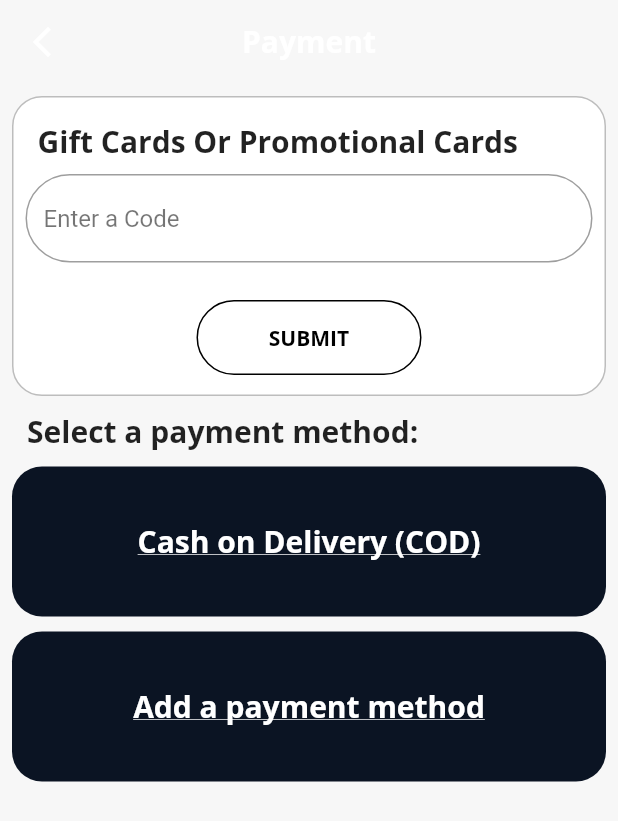
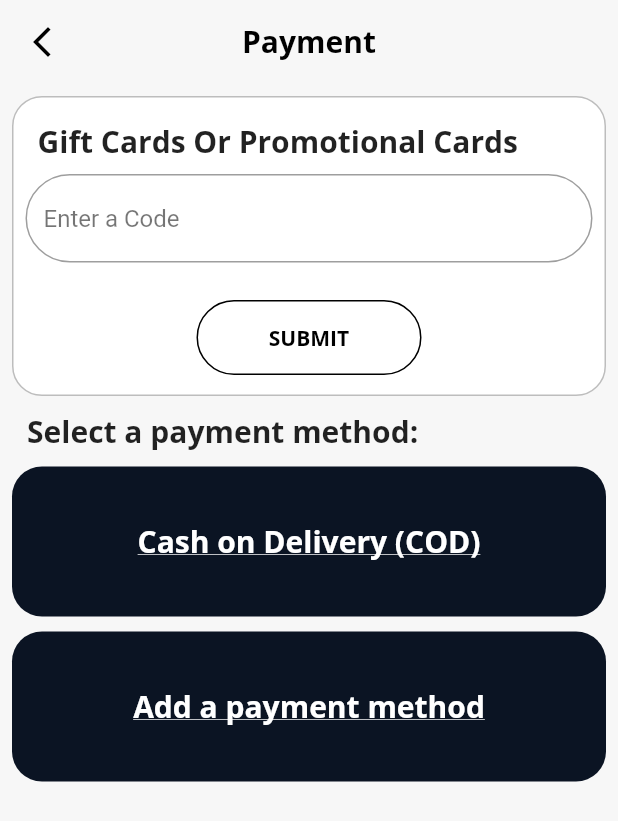
Before and after one commit to eslamelezaby98/flutter_apps, a Flutter app: the screen it shows after launch, item 2 of the bottom bar chosen, after a tap on "CHECK OUT", on a phone screen of 412 x 824 dp. Shown: the top 821 px of the screen. Run offline on Flutter 3.47's test engine with Material 2 defaults, Android fonts, the phone set to English and light mode, and no system bars; our stand-ins replace firebase_auth, firebase_core, get, google_fonts, google_sign_in, shared_preferences and 1 more; missing offline and left inert: flutter_facebook_auth; accounts and stored records are empty; network calls fail.

Commit message:
replace provider and added Getx

```diff
--- /dev/null
+++ b/flutter_e_commerce_app/fltter_e_commerce_app/lib/helpers/binding.dart
@@ -0,0 +1,9 @@
+import 'package:fltter_e_commerce_app/services/main_controller.dart';
+import 'package:get/get.dart';
+
+class Binding extends Bindings {
+  @override
+  void dependencies() {
+    Get.lazyPut(() => MainController());
+  }
+}
--- /dev/null
+++ b/flutter_e_commerce_app/fltter_e_commerce_app/lib/helpers/constants.dart
@@ -0,0 +1,8 @@
+import 'package:flutter/cupertino.dart';
+
+const kMainColor = Color(0xffF7F7F7);
+const kSecondColor = Color(0xffEC981A);
+const kLightColor = Color(0xffF8E8CE);
+
+
+// main font => openSans
--- a/flutter_e_commerce_app/fltter_e_commerce_app/lib/main.dart
+++ b/flutter_e_commerce_app/fltter_e_commerce_app/lib/main.dart
@@ -1,39 +1,22 @@
+import 'package:fltter_e_commerce_app/helpers/binding.dart';
 import 'package:fltter_e_commerce_app/screens/main_screen.dart';
-import 'package:fltter_e_commerce_app/services/main_provider.dart';
-import 'package:fltter_e_commerce_app/services/theme_provider.dart';
 import 'package:flutter/material.dart';
-import 'package:provider/provider.dart';
-import 'package:shared_preferences/shared_preferences.dart';
+import 'package:get/get.dart';
 
 void main() {
-  Provider.debugCheckInvalidValueType = null;
   WidgetsFlutterBinding.ensureInitialized();
-  SharedPreferences.getInstance().then((value) {
-    var isLightTheme = value.getBool('isLightTheme') ?? false;
-
-    runApp(
-      MultiProvider(
-        providers: [
-          Provider<ThemesProvider>(
-            create: (_) => ThemesProvider(isLigthTheme: isLightTheme),
-          ),
-          Provider<MainProvider>(create: (_) => MainProvider()),
-        ],
-        child: MyApp(),
-      ),
-    );
-  });
+  runApp(MyApp());
 }
 
 class MyApp extends StatelessWidget {
   @override
   Widget build(BuildContext context) {
-    final ThemesProvider themesProvider =
-        Provider.of<ThemesProvider>(context, listen: false);
-    return MaterialApp(
-      debugShowCheckedModeBanner: false,
-      theme: themesProvider.getTheme,
-      home: MainScreen(),
+    return GetMaterialApp(
+      initialBinding: Binding(),
+      home: MaterialApp(
+        debugShowCheckedModeBanner: false,
+        home: MainScreen(),
+      ),
     );
   }
 }
--- a/flutter_e_commerce_app/fltter_e_commerce_app/lib/screens/cart_screen.dart
+++ b/flutter_e_commerce_app/fltter_e_commerce_app/lib/screens/cart_screen.dart
@@ -1,5 +1,7 @@
+import 'package:fltter_e_commerce_app/helpers/constants.dart';
 import 'package:fltter_e_commerce_app/screens/payment_screen.dart';
 import 'package:flutter/material.dart';
+import 'package:get/get.dart';
 import 'package:google_fonts/google_fonts.dart';
 
 class CartScreen extends StatelessWidget {
@@ -9,19 +11,23 @@ class CartScreen extends StatelessWidget {
   Widget build(BuildContext context) {
     var size = MediaQuery.of(context).size;
     return Scaffold(
-      backgroundColor: Color(0xffF7F7F7),
+      backgroundColor: kMainColor,
       appBar: AppBar(
-        backgroundColor: Color(0xffF7F7F7),
+        elevation: 0.0,
+        backgroundColor: kMainColor,
+        centerTitle: true,
         title: Text(
           'Cart',
           style: GoogleFonts.openSans(
             fontWeight: FontWeight.bold,
+            color: Colors.black,
           ),
         ),
         leading: IconButton(
           onPressed: () {},
           icon: Icon(
-            Icons.arrow_back_ios_new_outlined,
+            Icons.bookmark_border,
+            color: Colors.black,
           ),
         ),
         actions: [
@@ -29,14 +35,7 @@ class CartScreen extends StatelessWidget {
             onPressed: () {},
             icon: Icon(
               Icons.favorite_border_sharp,
-              color: Color(0xffEC981A),
-            ),
-          ),
-          IconButton(
-            onPressed: () {},
-            icon: Icon(
-              Icons.bookmark_border,
-              color: Colors.black,
+              color: kSecondColor,
             ),
           ),
         ],
@@ -70,23 +69,20 @@ class CartScreen extends StatelessWidget {
                       children: [
                         Text(
                           'Subtotal',
-                          style: GoogleFonts.openSans(fontSize: 15,color: Colors.white),
+                          style: GoogleFonts.openSans(
+                              fontSize: 15, color: Colors.white),
                         ),
                         Text(
                           '1500 \$',
-                          style: GoogleFonts.openSans(fontSize: 20,color: Colors.white),
+                          style: GoogleFonts.openSans(
+                              fontSize: 20, color: Colors.white),
                         ),
                       ],
                     ),
                   ),
                   InkWell(
                     onTap: () {
-                      Navigator.push(
-                        context,
-                        MaterialPageRoute(
-                          builder: (context) => PaymentScreen(),
-                        ),
-                      );
+                      Get.to(()=>PaymentScreen());
                     },
                     child: Padding(
                       padding: const EdgeInsets.only(right: 70, left: 70),
@@ -94,7 +90,7 @@ class CartScreen extends StatelessWidget {
                         height: 50,
                         width: size.width,
                         decoration: BoxDecoration(
-                          color: Color(0xffEC981A),
+                          color: kSecondColor,
                           borderRadius: BorderRadius.circular(40),
                         ),
                         child: Center(
--- a/flutter_e_commerce_app/fltter_e_commerce_app/lib/screens/home_screen.dart
+++ b/flutter_e_commerce_app/fltter_e_commerce_app/lib/screens/home_screen.dart
@@ -1,3 +1,4 @@
+import 'package:fltter_e_commerce_app/helpers/constants.dart';
 import 'package:fltter_e_commerce_app/widgets/product_card.dart';
 import 'package:fltter_e_commerce_app/widgets/sales_card.dart';
 import 'package:flutter/material.dart';
@@ -10,7 +11,10 @@ class HomeScreen extends StatelessWidget {
   Widget build(BuildContext context) {
     var size = MediaQuery.of(context).size;
     return Scaffold(
+      backgroundColor: kMainColor,
       appBar: AppBar(
+        elevation: 0.0,
+        backgroundColor: kMainColor,
         title: Container(
           height: 50,
           child: TextField(
@@ -34,28 +38,27 @@ class HomeScreen extends StatelessWidget {
         child: Column(
           crossAxisAlignment: CrossAxisAlignment.start,
           children: [
-            // Categories
+            //List of categories
             Container(
               height: 50,
-              // color: Colors.red,
               child: SingleChildScrollView(
                 scrollDirection: Axis.horizontal,
                 child: Row(
                   children: [
-                    CategoriesTap(
+                    CategoriesCard(
                       title: 'Top Deals',
                     ),
-                    CategoriesTap(
+                    CategoriesCard(
                       title: 'Mobiles',
                     ),
-                    CategoriesTap(
+                    CategoriesCard(
                       title: 'Home',
                     ),
-                    CategoriesTap(
+                    CategoriesCard(
                       title: 'Fashion',
                     ),
-                    CategoriesTap(title: 'Computers'),
-                    CategoriesTap(
+                    CategoriesCard(title: 'Computers'),
+                    CategoriesCard(
                       title: 'COVID-19',
                     ),
                   ],
@@ -114,20 +117,47 @@ class HomeScreen extends StatelessWidget {
   }
 }
 
-class CategoriesTap extends StatelessWidget {
+// Head1
+class HeaderText extends StatelessWidget {
   final String title;
 
-  const CategoriesTap({required this.title});
+  const HeaderText({required this.title});
 
   @override
   Widget build(BuildContext context) {
     return Padding(
+      padding: const EdgeInsets.only(left: 10, top: 10, bottom: 10),
+      child: Text(
+        title,
+        style: GoogleFonts.openSans(
+          color: Colors.white,
+          fontWeight: FontWeight.bold,
+          fontSize: 25,
+          backgroundColor: Colors.black,
+        ),
+      ),
+    );
+  }
+}
+
+//small categories card
+class CategoriesCard extends StatelessWidget {
+  final String title;
+  const CategoriesCard({required this.title});
+
+  @override
+  Widget build(BuildContext context) {
+    return InkWell(
+      onTap: () {
+        //TODO: move to category screen
+      },
+      child: Padding(
         padding: const EdgeInsets.all(8.0),
         child: Container(
           height: 40,
           width: 100,
           decoration: BoxDecoration(
-          color: Color(0xffF8E8CE),
+            color: kLightColor,
             borderRadius: BorderRadius.circular(10),
             border: Border.all(color: Colors.black26),
           ),
@@ -140,6 +170,7 @@ class CategoriesTap extends StatelessWidget {
             ),
           ),
         ),
+      ),
     );
   }
 }
--- a/flutter_e_commerce_app/fltter_e_commerce_app/lib/screens/main_screen.dart
+++ b/flutter_e_commerce_app/fltter_e_commerce_app/lib/screens/main_screen.dart
@@ -1,21 +1,38 @@
-import 'package:fltter_e_commerce_app/services/main_provider.dart';
 import 'package:flutter/material.dart';
-import 'package:provider/provider.dart';
+import 'package:fltter_e_commerce_app/screens/cart_screen.dart';
+import 'package:fltter_e_commerce_app/screens/home_screen.dart';
+import 'package:fltter_e_commerce_app/screens/user_profile_screen.dart';
 
-class MainScreen extends StatelessWidget {
+class MainScreen extends StatefulWidget {
+  @override
+  _MainScreenState createState() => _MainScreenState();
+}
+
+class _MainScreenState extends State<MainScreen> {
+  final List<Widget> screens = <Widget>[
+    HomeScreen(),
+    CartScreen(),
+    UserProfile()
+  ];
+
+ int _currentIndex = 0;
+
+
+  onTap(index) {
+    setState(() {
+      _currentIndex = index;
+    });
+  }
+
   @override
   Widget build(BuildContext context) {
-    // var mainProvider = Provider.of<MainProvider>(context, listen: false);
-    return ChangeNotifierProvider(
-      create: (BuildContext context) => MainProvider(),
-      child: Consumer<MainProvider>(
-        builder: (BuildContext context, value, Widget? child) => Scaffold(
+    return Scaffold(
       bottomNavigationBar: BottomNavigationBar(
         backgroundColor: Color(0xff0B1423),
         unselectedItemColor: Colors.white,
         selectedItemColor: Colors.white70,
-            onTap: value.onTap,
-            currentIndex: value.cureentIndex,
+        onTap: onTap,
+        currentIndex: _currentIndex,
         type: BottomNavigationBarType.fixed,
         items: [
           BottomNavigationBarItem(
@@ -32,9 +49,7 @@ class MainScreen extends StatelessWidget {
           ),
         ],
       ),
-          body: value.screens.elementAt(value.cureentIndex),
-        ),
-      ),
+      body: screens.elementAt(_currentIndex),
     );
   }
 }
--- a/flutter_e_commerce_app/fltter_e_commerce_app/lib/screens/payment_screen.dart
+++ b/flutter_e_commerce_app/fltter_e_commerce_app/lib/screens/payment_screen.dart
@@ -1,4 +1,6 @@
+import 'package:fltter_e_commerce_app/helpers/constants.dart';
 import 'package:flutter/material.dart';
+import 'package:get/get.dart';
 import 'package:google_fonts/google_fonts.dart';
 
 class PaymentScreen extends StatelessWidget {
@@ -8,21 +10,25 @@ class PaymentScreen extends StatelessWidget {
   Widget build(BuildContext context) {
     var size = MediaQuery.of(context).size;
     return Scaffold(
-      backgroundColor: Color(0xffF7F7F7),
+      backgroundColor: kMainColor,
       appBar: AppBar(
-        backgroundColor: Color(0xffF7F7F7),
+        backgroundColor: kMainColor,
+        elevation: 0.0,
+        centerTitle: true,
         title: Text(
           'Payment',
           style: GoogleFonts.openSans(
             fontWeight: FontWeight.bold,
+            color: Colors.black,
           ),
         ),
         leading: IconButton(
           onPressed: () {
-            Navigator.pop(context);
+            Get.back();
           },
           icon: Icon(
             Icons.arrow_back_ios_new_outlined,
+            color: Colors.black,
           ),
         ),
       ),
--- /dev/null
+++ b/flutter_e_commerce_app/fltter_e_commerce_app/lib/services/main_controller.dart
@@ -0,0 +1,9 @@
+import 'package:get/get.dart';
+
+class MainController extends GetxController {
+  int currentIndex = 0;
+  onTap(int index) {
+    currentIndex = index;
+    update();
+  }
+}
--- a/flutter_e_commerce_app/fltter_e_commerce_app/lib/services/main_provider.dart
+++ b/flutter_e_commerce_app/fltter_e_commerce_app/lib/services/main_provider.dart
@@ -11,10 +11,10 @@ class MainProvider extends ChangeNotifier {
     UserProfile()
   ];
 
-  int cureentIndex = 0;
+  int currentIndex = 0;
 
   onTap(int index) {
-    cureentIndex = index;
+    currentIndex = index;
     print(index);
     notifyListeners();
   }
--- a/flutter_e_commerce_app/fltter_e_commerce_app/lib/services/theme_provider.dart
+++ b/flutter_e_commerce_app/fltter_e_commerce_app/lib/services/theme_provider.dart
@@ -1,48 +1,48 @@
-import 'package:flutter/material.dart';
-import 'package:shared_preferences/shared_preferences.dart';
+// import 'package:flutter/material.dart';
+// import 'package:shared_preferences/shared_preferences.dart';
 
-class ThemesProvider extends ChangeNotifier {
-  late ThemeData _selectedTheme;
-  late SharedPreferences _preferences;
+// class ThemesProvider extends ChangeNotifier {
+//   late ThemeData _selectedTheme;
+//   late SharedPreferences _preferences;
 
-  ThemeData get getTheme => _selectedTheme;
+//   ThemeData get getTheme => _selectedTheme;
 
-  ThemeData _dark = ThemeData(
-    primaryColor: Colors.white,
-    scaffoldBackgroundColor: Colors.white,
-    brightness: Brightness.light,
-    appBarTheme: AppBarTheme(
-      elevation: 0,
-      centerTitle: true,
-    ),
-     hintColor: Colors.black38,
+//   ThemeData _dark = ThemeData(
+//     primaryColor: Colors.white,
+//     scaffoldBackgroundColor: Colors.white,
+//     brightness: Brightness.light,
+//     appBarTheme: AppBarTheme(
+//       elevation: 0,
+//       centerTitle: true,
+//     ),
+//      hintColor: Colors.black38,
 
-  );
+//   );
 
-  ThemeData _light = ThemeData(
-    primaryColor: Colors.black,
-    scaffoldBackgroundColor: Colors.black,
-    hintColor: Colors.white,
-    brightness: Brightness.dark,
-    appBarTheme: AppBarTheme(
-      elevation: 0,
-      centerTitle: true,
-    ),
-  );
+//   ThemeData _light = ThemeData(
+//     primaryColor: Colors.black,
+//     scaffoldBackgroundColor: Colors.black,
+//     hintColor: Colors.white,
+//     brightness: Brightness.dark,
+//     appBarTheme: AppBarTheme(
+//       elevation: 0,
+//       centerTitle: true,
+//     ),
+//   );
 
-  ThemesProvider({required bool isLigthTheme}) {
-    _selectedTheme = isLigthTheme ? _light : _dark;
-  }
+//   ThemesProvider({required bool isLigthTheme}) {
+//     _selectedTheme = isLigthTheme ? _light : _dark;
+//   }
 
-  switchTheme() async {
-    _preferences = await SharedPreferences.getInstance();
-    if (_selectedTheme == _light) {
-      _selectedTheme = _dark;
-      await _preferences.setBool('isLightTheme', false);
-    } else {
-      _selectedTheme = _light;
-      await _preferences.setBool('isLightTheme', true);
-    }
-    notifyListeners();
-  }
-}
+//   switchTheme() async {
+//     _preferences = await SharedPreferences.getInstance();
+//     if (_selectedTheme == _light) {
+//       _selectedTheme = _dark;
+//       await _preferences.setBool('isLightTheme', false);
+//     } else {
+//       _selectedTheme = _light;
+//       await _preferences.setBool('isLightTheme', true);
+//     }
+//     notifyListeners();
+//   }
+// }
--- a/flutter_e_commerce_app/fltter_e_commerce_app/lib/widgets/product_card.dart
+++ b/flutter_e_commerce_app/fltter_e_commerce_app/lib/widgets/product_card.dart
@@ -1,3 +1,4 @@
+import 'package:fltter_e_commerce_app/helpers/constants.dart';
 import 'package:flutter/material.dart';
 
 class ProductCard extends StatelessWidget {
@@ -46,7 +47,7 @@ class ProductCard extends StatelessWidget {
           Container(
             width: 200,
             height: 50,
-            color: Color(0xffF8E8CE),
+            color: kLightColor,
             child: Row(
               mainAxisAlignment: MainAxisAlignment.spaceEvenly,
               children: [
--- a/flutter_e_commerce_app/fltter_e_commerce_app/pubspec.yaml
+++ b/flutter_e_commerce_app/fltter_e_commerce_app/pubspec.yaml
@@ -29,6 +29,7 @@ dependencies:
   # Use with the CupertinoIcons class for iOS style icons.
   cupertino_icons: ^1.0.2
   provider: ^6.0.1
+  get: ^4.3.8
   shared_preferences:
   google_fonts: ^2.1.0
 
```
Also changed, not shown: flutter_e_commerce_app/fltter_e_commerce_app/lib/screens/user_profile_screen.dart (+6 -10 lines), flutter_e_commerce_app/fltter_e_commerce_app/pubspec.lock. Lines whose indentation alone changed are shown as unchanged.
